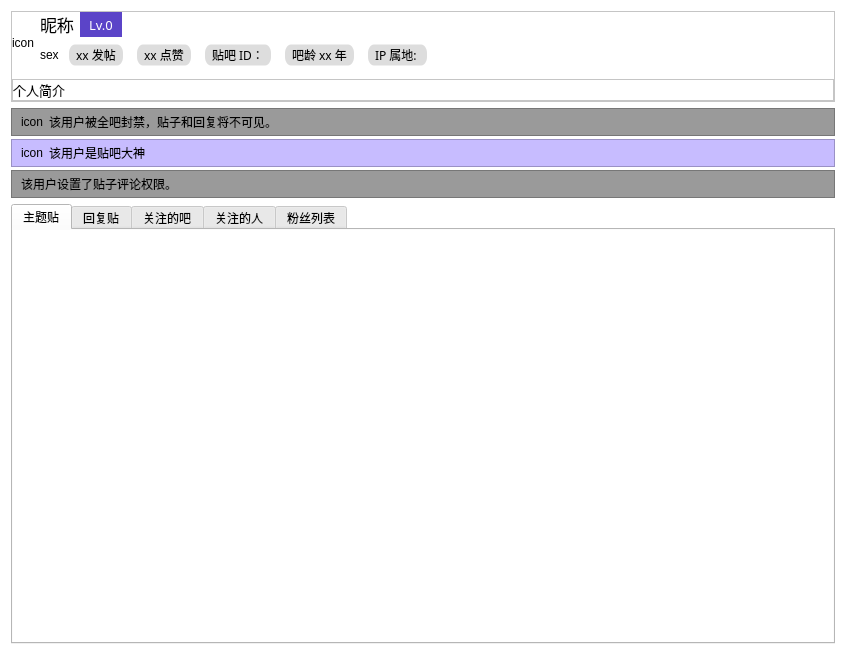
First picture: the form in resf/user_home_page.ui, repository clb-128258/TiebaDesktop, before the edit.
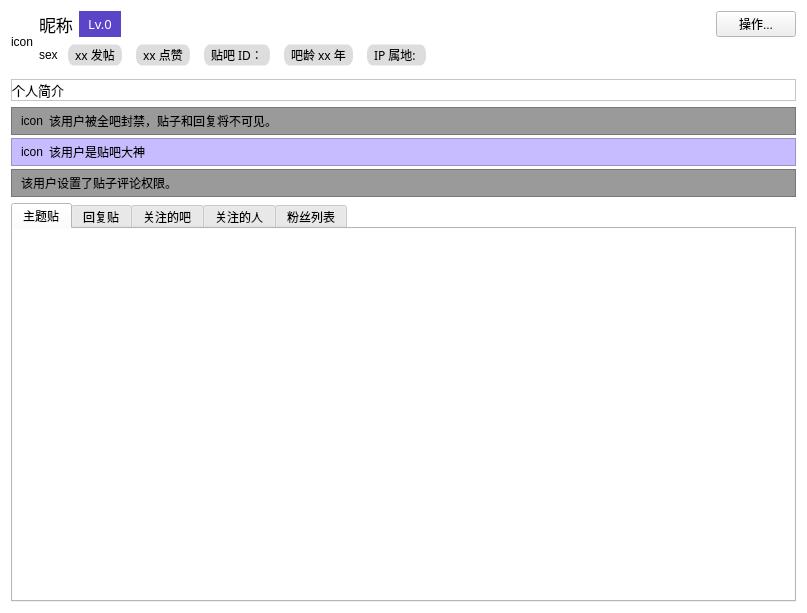
Second picture: the form after the edit.

The edit to the form file:
```diff
--- a/resf/user_home_page.ui
+++ b/resf/user_home_page.ui
@@ -6,8 +6,8 @@
    <rect>
     <x>0</x>
     <y>0</y>
-    <width>846</width>
-    <height>655</height>
+    <width>807</width>
+    <height>613</height>
    </rect>
   </property>
   <property name="palette">
@@ -85,7 +85,7 @@
    <item row="0" column="0">
     <widget class="QFrame" name="frame">
      <property name="frameShape">
-      <enum>QFrame::StyledPanel</enum>
+      <enum>QFrame::NoFrame</enum>
      </property>
      <property name="frameShadow">
       <enum>QFrame::Raised</enum>
@@ -224,6 +224,13 @@
             </property>
            </spacer>
           </item>
+          <item>
+           <widget class="QPushButton" name="pushButton">
+            <property name="text">
+             <string>操作...</string>
+            </property>
+           </widget>
+          </item>
          </layout>
         </item>
         <item>
@@ -385,117 +392,6 @@
      </layout>
     </widget>
    </item>
-   <item row="1" column="0">
-    <layout class="QVBoxLayout" name="verticalLayout_2">
-     <property name="spacing">
-      <number>3</number>
-     </property>
-     <item>
-      <widget class="QFrame" name="frame_3">
-       <property name="styleSheet">
-        <string notr="true">QFrame{
-	background-color: rgb(154, 154, 154);
-}</string>
-       </property>
-       <property name="frameShape">
-        <enum>QFrame::StyledPanel</enum>
-       </property>
-       <property name="frameShadow">
-        <enum>QFrame::Raised</enum>
-       </property>
-       <layout class="QGridLayout" name="gridLayout_5" columnstretch="0,1">
-        <property name="topMargin">
-         <number>4</number>
-        </property>
-        <property name="bottomMargin">
-         <number>4</number>
-        </property>
-        <item row="0" column="0">
-         <widget class="QLabel" name="label_11">
-          <property name="text">
-           <string>icon</string>
-          </property>
-         </widget>
-        </item>
-        <item row="0" column="1">
-         <widget class="QLabel" name="label_12">
-          <property name="text">
-           <string>该用户被全吧封禁，贴子和回复将不可见。</string>
-          </property>
-         </widget>
-        </item>
-       </layout>
-      </widget>
-     </item>
-     <item>
-      <widget class="QFrame" name="frame_2">
-       <property name="styleSheet">
-        <string notr="true">QFrame{
-	background-color: rgb(199, 188, 255);
-}</string>
-       </property>
-       <property name="frameShape">
-        <enum>QFrame::StyledPanel</enum>
-       </property>
-       <property name="frameShadow">
-        <enum>QFrame::Raised</enum>
-       </property>
-       <layout class="QGridLayout" name="gridLayout_2" columnstretch="0,1">
-        <property name="topMargin">
-         <number>4</number>
-        </property>
-        <property name="bottomMargin">
-         <number>4</number>
-        </property>
-        <item row="0" column="0">
-         <widget class="QLabel" name="label_7">
-          <property name="text">
-           <string>icon</string>
-          </property>
-         </widget>
-        </item>
-        <item row="0" column="1">
-         <widget class="QLabel" name="label_10">
-          <property name="text">
-           <string>该用户是贴吧大神</string>
-          </property>
-         </widget>
-        </item>
-       </layout>
-      </widget>
-     </item>
-     <item>
-      <widget class="QFrame" name="frame_5">
-       <property name="styleSheet">
-        <string notr="true">QFrame{
-	background-color: rgb(154, 154, 154);
-}</string>
-       </property>
-       <property name="frameShape">
-        <enum>QFrame::StyledPanel</enum>
-       </property>
-       <property name="frameShadow">
-        <enum>QFrame::Raised</enum>
-       </property>
-       <layout class="QGridLayout" name="gridLayout_8" columnstretch="0">
-        <property name="topMargin">
-         <number>4</number>
-        </property>
-        <property name="bottomMargin">
-         <number>4</number>
-        </property>
-        <item row="0" column="0">
-         <widget class="QLabel" name="label_16">
-          <property name="text">
-           <string>该用户设置了贴子评论权限。</string>
-          </property>
-         </widget>
-        </item>
-       </layout>
-      </widget>
-     </item>
-    </layout>
-   </item>
    <item row="2" column="0">
     <widget class="QTabWidget" name="tabWidget">
      <property name="currentIndex">
@@ -708,6 +604,131 @@
      </widget>
     </widget>
    </item>
+   <item row="1" column="0">
+    <widget class="QFrame" name="frame_8">
+     <layout class="QVBoxLayout" name="verticalLayout_2">
+      <property name="spacing">
+       <number>3</number>
+      </property>
+      <property name="leftMargin">
+       <number>0</number>
+      </property>
+      <property name="topMargin">
+       <number>0</number>
+      </property>
+      <property name="rightMargin">
+       <number>0</number>
+      </property>
+      <property name="bottomMargin">
+       <number>0</number>
+      </property>
+      <item>
+       <widget class="QFrame" name="frame_3">
+        <property name="styleSheet">
+         <string notr="true">QFrame{
+	background-color: rgb(154, 154, 154);
+}</string>
+        </property>
+        <property name="frameShape">
+         <enum>QFrame::StyledPanel</enum>
+        </property>
+        <property name="frameShadow">
+         <enum>QFrame::Raised</enum>
+        </property>
+        <layout class="QGridLayout" name="gridLayout_5" columnstretch="0,1">
+         <property name="topMargin">
+          <number>4</number>
+         </property>
+         <property name="bottomMargin">
+          <number>4</number>
+         </property>
+         <item row="0" column="0">
+          <widget class="QLabel" name="label_11">
+           <property name="text">
+            <string>icon</string>
+           </property>
+          </widget>
+         </item>
+         <item row="0" column="1">
+          <widget class="QLabel" name="label_12">
+           <property name="text">
+            <string>该用户被全吧封禁，贴子和回复将不可见。</string>
+           </property>
+          </widget>
+         </item>
+        </layout>
+       </widget>
+      </item>
+      <item>
+       <widget class="QFrame" name="frame_2">
+        <property name="styleSheet">
+         <string notr="true">QFrame{
+	background-color: rgb(199, 188, 255);
+}</string>
+        </property>
+        <property name="frameShape">
+         <enum>QFrame::StyledPanel</enum>
+        </property>
+        <property name="frameShadow">
+         <enum>QFrame::Raised</enum>
+        </property>
+        <layout class="QGridLayout" name="gridLayout_2" columnstretch="0,1">
+         <property name="topMargin">
+          <number>4</number>
+         </property>
+         <property name="bottomMargin">
+          <number>4</number>
+         </property>
+         <item row="0" column="0">
+          <widget class="QLabel" name="label_7">
+           <property name="text">
+            <string>icon</string>
+           </property>
+          </widget>
+         </item>
+         <item row="0" column="1">
+          <widget class="QLabel" name="label_10">
+           <property name="text">
+            <string>该用户是贴吧大神</string>
+           </property>
+          </widget>
+         </item>
+        </layout>
+       </widget>
+      </item>
+      <item>
+       <widget class="QFrame" name="frame_5">
+        <property name="styleSheet">
+         <string notr="true">QFrame{
+	background-color: rgb(154, 154, 154);
+}</string>
+        </property>
+        <property name="frameShape">
+         <enum>QFrame::StyledPanel</enum>
+        </property>
+        <property name="frameShadow">
+         <enum>QFrame::Raised</enum>
+        </property>
+        <layout class="QGridLayout" name="gridLayout_8" columnstretch="0">
+         <property name="topMargin">
+          <number>4</number>
+         </property>
+         <property name="bottomMargin">
+          <number>4</number>
+         </property>
+         <item row="0" column="0">
+          <widget class="QLabel" name="label_16">
+           <property name="text">
+            <string>该用户设置了贴子评论权限。</string>
+           </property>
+          </widget>
+         </item>
+        </layout>
+       </widget>
+      </item>
+     </layout>
+    </widget>
+   </item>
   </layout>
  </widget>
  <resources/>
```
